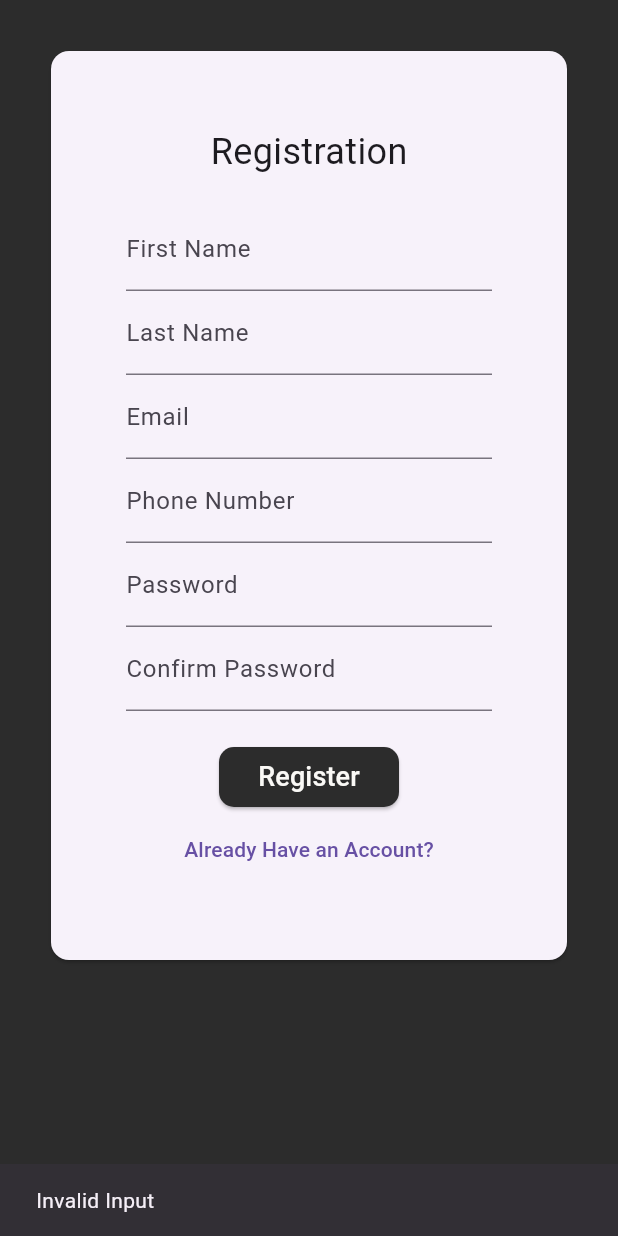
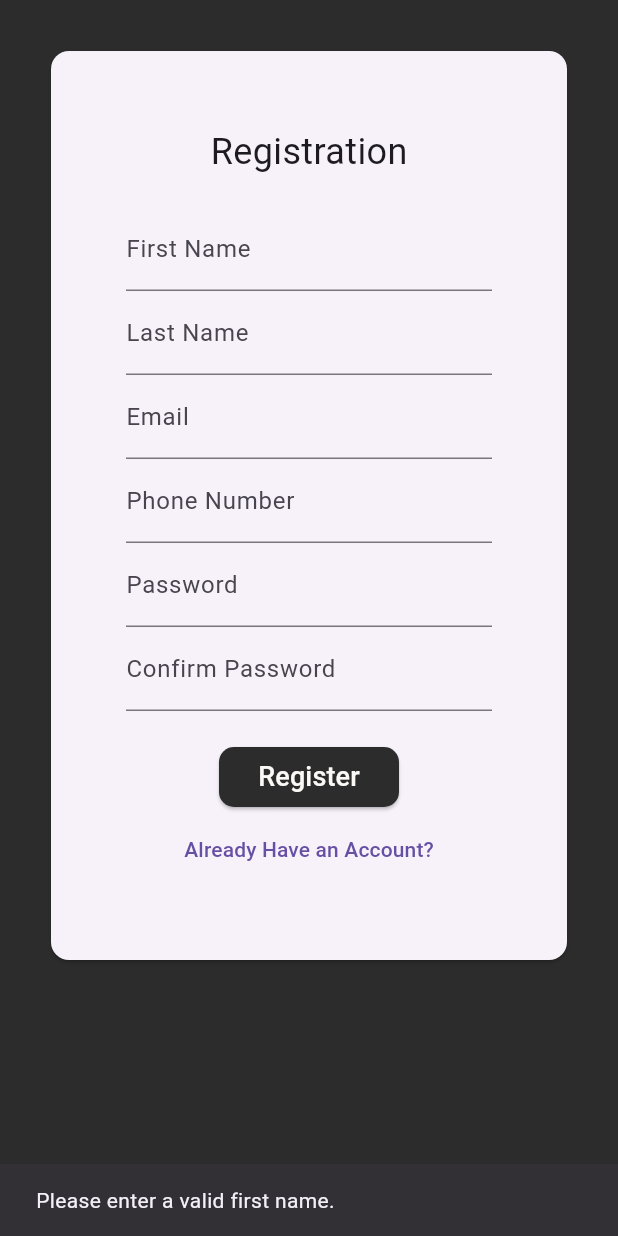
Before and after one commit to JonathanMarkovic/luxury-chauffeur, a Flutter app: the RegisterScreen screen opened directly, after a tap on "Register", on a phone screen of 412 x 824 dp. Run offline on Flutter 3.47's test engine with Material 3 defaults, Android fonts, the phone set to English and light mode, and no system bars; our stand-ins replace cloud_firestore, firebase_auth, firebase_core, rxdart; accounts and stored records are empty.

Commit message:
Debugging registration

```diff
--- a/lib/account.dart
+++ b/lib/account.dart
@@ -40,17 +40,23 @@ class Account {
       'accounts');
 
   static final namePattern = RegExp(
-      r'/^(?=[a-zA-Z\s]{2,25}$)(?=[a-zA-Z\s])(?:([\w\s*?])\1?(?!\1))+$/');
+      r"^(?=.{2,25}$)[A-Za-z]+([-'][A-Za-z]+)*(?: [A-Za-z]+([-'][A-Za-z]+)*){0,2}$"
+  );
+
   static final emailPattern = RegExp(
-      r'/^([^\x00-\x20\x22\x28\x29\x2c\x2e\x3a-\x3c\x3e\x40\x5b-\x5d\x7f-\xff]+|\x22([^\x0d\x22\x5c\x80-\xff]|\x5c[\x00-\x7f])*\x22)(\x2e([^\x00-\x20\x22\x28\x29\x2c\x2e\x3a-\x3c\x3e\x40\x5b-\x5d\x7f-\xff]+|\x22([^\x0d\x22\x5c\x80-\xff]|\x5c[\x00-\x7f])*\x22))*\x40([^\x00-\x20\x22\x28\x29\x2c\x2e\x3a-\x3c\x3e\x40\x5b-\x5d\x7f-\xff]+|\x5b([^\x0d\x5b-\x5d\x80-\xff]|\x5c[\x00-\x7f])*\x5d)(\x2e([^\x00-\x20\x22\x28\x29\x2c\x2e\x3a-\x3c\x3e\x40\x5b-\x5d\x7f-\xff]+|\x5b([^\x0d\x5b-\x5d\x80-\xff]|\x5c[\x00-\x7f])*\x5d))*$/');
+      r"^[a-zA-Z0-9._%+-]+@[a-zA-Z0-9.-]+\.[a-zA-Z]{2,}$"
+  );
+
 
   // Checks for most valid phone numbers
   static final phonePattern = RegExp(
-      r'/(?:([+]\d{1,4})[-.\s]?)?(?:[(](\d{1,3})[)][-.\s]?)?(\d{1,4})[-.\s]?(\d{1,4})[-.\s]?(\d{1,9})/');
+      r'(?:([+]\d{1,4})[-.\s]?)?(?:[(](\d{1,3})[)][-.\s]?)?(\d{1,4})[-.\s]?(\d{1,4})[-.\s]?(\d{1,9})'
+  );
 
   // Checks for a password with min 6 characters 1 uppercase 1 lowercase 1 number
-  static final passwordPattern =
-  RegExp(r'/^((?=\S*?[A-Z])(?=\S*?[a-z])(?=\S*?[0-9]).{6,})\S$/');
+  static final passwordPattern = RegExp(
+      r'^(?=\S*?[A-Z])(?=\S*?[a-z])(?=\S*?[0-9])\S{6,}$'
+  );
 
   Account(
       {required this.id, required this.firstName, required this.lastName, required this.email,
@@ -73,17 +79,19 @@ class Account {
     }
 
     if (password.isNotEmpty && confirmPassword.isNotEmpty) {
-      if (!passwordPattern.hasMatch(password)) {
+      email = email.toLowerCase().trim();
+      if (!emailPattern.hasMatch(email)) {
         return false;
-      } else if (password.compareTo(confirmPassword) != 0) {
+      }
+      else if (password.compareTo(confirmPassword) != 0) {
         return false;
       }
     }
 // Should hash the passwords here
     await accountCollection.add({
-      'firstname': firstName,
+      'firstName': firstName,
       'lastName': lastName,
-      'email': email,
+      'email': email.toLowerCase().trim(),
       'phone': phone,
       'password': password,
       'role': role
@@ -150,7 +158,7 @@ class _TestDBState extends State<TestDB> {
                   return ListView(
                     children: snapshot.data!.docs.map((doc) {
                       return ListTile(
-                        title: Text('${doc["firstName"]} + " " + ${doc["lastName"]}'),
+                        title: Text('${doc["firstName"]} ${doc["lastName"]}'),
                         subtitle: Text("email: ${doc["email"]}"),
                       );
                     }).toList(),
--- a/lib/login_screen.dart
+++ b/lib/login_screen.dart
@@ -161,7 +161,7 @@ class RegisterScreen extends StatelessWidget {
   final TextEditingController confirmPasswordController = TextEditingController();
 
   ///Adds an account to the database
-  Future<bool> addAccount() async {
+  Future<String?> addAccount() async {
     // Test Code
     // print('///////////////////////////////////////////////////////////');
     // print(FirestoreVariables.isValidName(firstNameController.text));
@@ -172,24 +172,44 @@ class RegisterScreen extends StatelessWidget {
     // print(FirestoreVariables.isValidPassword(passwordController.text, confirmPasswordController.text));
     // print('///////////////////////////////////////////////////////////');
 
-    if (FirestoreVariables.isValidName(firstNameController.text)
-        && FirestoreVariables.isValidName(lastNameController.text)
-        && await FirestoreVariables.isValidEmail(emailController.text)
-        && FirestoreVariables.isValidPhone(phoneController.text)
-        && FirestoreVariables.isValidPassword(passwordController.text, confirmPasswordController.text)
-        /* && FirestoreVariables.isValidRole(roleController.text)*/) {
-      Future.delayed(Duration(seconds: 5));
-      await FirestoreVariables.accountCollection.add(
-          {'firstName': firstNameController.text.trim(),
-            'lastName': lastNameController.text.trim(),
-            'email': emailController.text.toLowerCase().trim(),
-            'phone': phoneController.text.trim(),
-            'password': passwordController.text.trim(),
-            /*'role': roleController.text.trim()*/});
-      print("adding account");
-      return true;
+    // Trim values before validating
+    final first = firstNameController.text.trim();
+    final last = lastNameController.text.trim();
+    final email = emailController.text.toLowerCase().trim();
+    final phone = phoneController.text.trim();
+    final password = passwordController.text.trim();
+    final confirmPassword = confirmPasswordController.text.trim();
+    /*'role': roleController.text.trim()*/
+
+    // Validation
+    if (!FirestoreVariables.isValidName(firstNameController.text)) {
+      return 'Please enter a valid first name.';
     }
-    return false;
+    if (!FirestoreVariables.isValidName(lastNameController.text)) {
+      return 'Please enter a valid last name.';
+    }
+    if (!await FirestoreVariables.isValidEmail(emailController.text)) {
+      return 'Email is invalid or already registered.';
+    }
+    if (!FirestoreVariables.isValidPhone(phoneController.text)) {
+      return 'Please enter a valid phone number: 123 456 7890.';
+    }
+    if (!FirestoreVariables.isValidPassword(passwordController.text, confirmPasswordController.text)) {
+      return 'Passwords must match and follow: minimum of 6 characters: 1 uppercase, 1 lowercase, 1 number';
+    }
+
+    // Add to database
+    // await Future.delayed(Duration(seconds: 5));
+    await FirestoreVariables.accountCollection.add(
+        {'firstName': first,
+          'lastName': last,
+          'email': email,
+          'phone': phone,
+          'password': password,
+          /*'role': roleController.text.trim()*/});
+    print("Adding account to database");
+
+    return null; // If successful, check for null
   }
 
   @override
@@ -239,8 +259,9 @@ class RegisterScreen extends StatelessWidget {
                       SizedBox(height: 20,),
                       ElevatedButton(
                         onPressed: () async {
-                          bool complete = await addAccount();
-                          if (complete) {
+                          String? error = await addAccount();
+                          if (error == null) {
+                            // Successful registration
                             Navigator.push(
                                 context,
                                 MaterialPageRoute(
@@ -248,7 +269,7 @@ class RegisterScreen extends StatelessWidget {
                             );
                           } else {
                             ScaffoldMessenger.of(context).showSnackBar(
-                                SnackBar(content: Text("Invalid Input"))
+                                SnackBar(content: Text(error))
                             );
                           }
                         },
```
